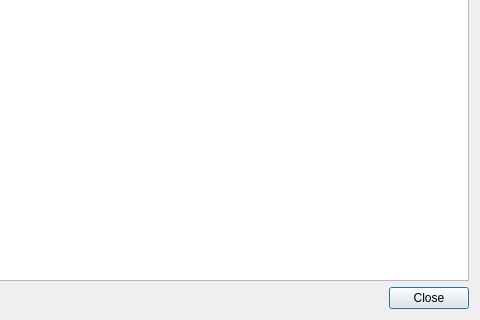
Before: the Qt Designer form BackgroundTaskManager/JobViewer.ui in KDE/kphotoalbum, drawn with Qt 5; both pictures show x 255 to 735 and y 121 to 441 of the 735 by 441 pixel window.
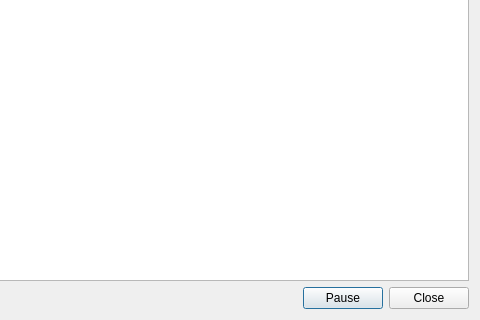
After: the same form once the commit is applied.

Commit message: make it possible to pause the background manager Read my words: I will regret this feature over and over again :-)

What changed in the file:
```diff
--- a/BackgroundTaskManager/JobViewer.ui
+++ b/BackgroundTaskManager/JobViewer.ui
@@ -32,6 +32,13 @@
        </property>
       </spacer>
      </item>
+     <item>
+      <widget class="QPushButton" name="pause">
+       <property name="text">
+        <string>Pause</string>
+       </property>
+      </widget>
+     </item>
      <item>
       <widget class="QPushButton" name="pushButton">
        <property name="text">
```
The commit also changes 6 other files.
